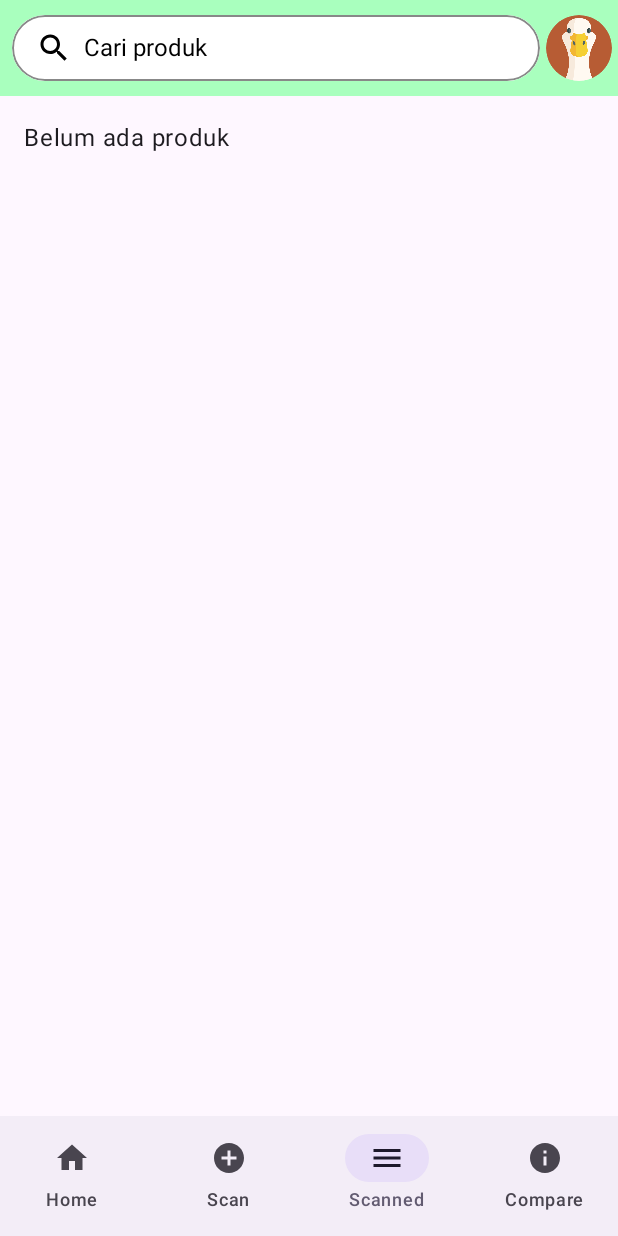
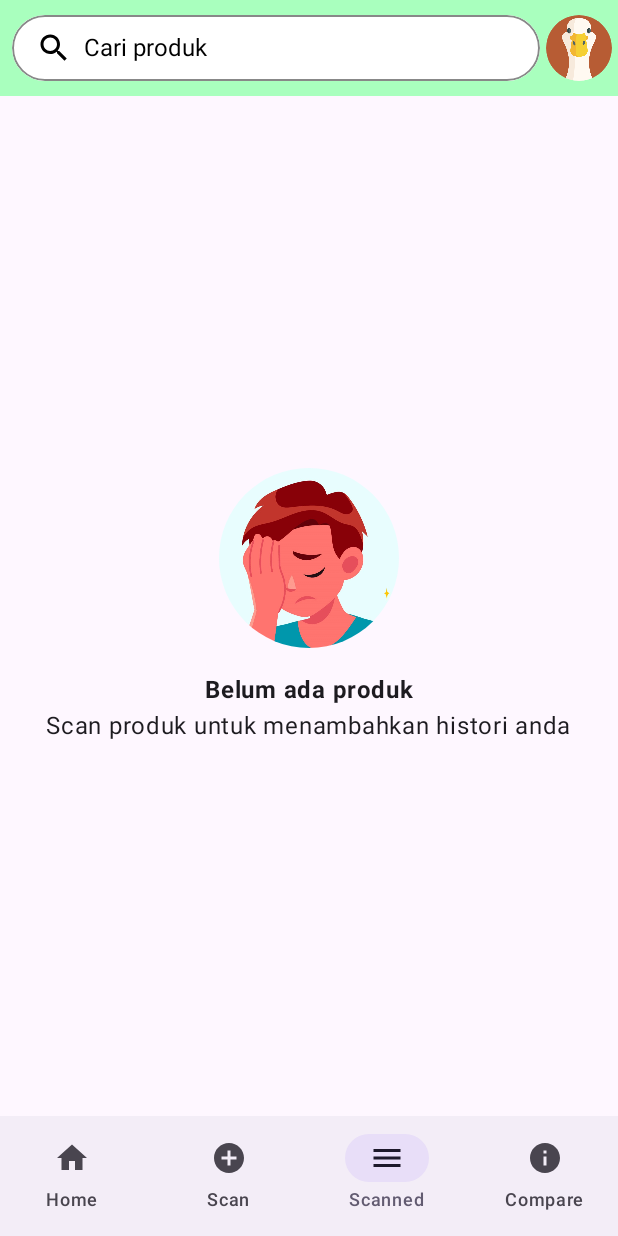
Before and after one commit to adtyfathan/nutralis, an Android app built with Jetpack Compose: the ScannedProductScreen screen opened through its navigation route, on a phone screen of 412 x 824 dp. Run offline under Robolectric (Android 15) with nearby library versions, the phone set to English and light mode, and no system bars; our stand-ins replace Dagger/Hilt's generated code, Firebase (no records; nobody signed in at launch, a user with empty details on screens opened directly).

Commit message:
memperbarui halaman histori

```diff
--- a/app/src/main/java/com/ofa/nutralis/ui/product/ScannedProductScreen.kt
+++ b/app/src/main/java/com/ofa/nutralis/ui/product/ScannedProductScreen.kt
@@ -1,21 +1,34 @@
 package com.ofa.nutralis.ui.product
 
+import androidx.compose.foundation.Image
 import androidx.compose.foundation.layout.Arrangement
 import androidx.compose.foundation.layout.Box
+import androidx.compose.foundation.layout.Column
 import androidx.compose.foundation.layout.PaddingValues
+import androidx.compose.foundation.layout.Row
+import androidx.compose.foundation.layout.Spacer
 import androidx.compose.foundation.layout.fillMaxSize
+import androidx.compose.foundation.layout.height
 import androidx.compose.foundation.layout.padding
+import androidx.compose.foundation.layout.size
 import androidx.compose.foundation.lazy.LazyColumn
+import androidx.compose.foundation.shape.CircleShape
 import androidx.compose.material3.CircularProgressIndicator
 import androidx.compose.material3.Text
 import androidx.compose.runtime.Composable
 import androidx.compose.runtime.LaunchedEffect
 import androidx.compose.runtime.collectAsState
 import androidx.compose.runtime.getValue
+import androidx.compose.ui.Alignment
 import androidx.compose.ui.Modifier
+import androidx.compose.ui.draw.clip
+import androidx.compose.ui.layout.ContentScale
+import androidx.compose.ui.res.painterResource
+import androidx.compose.ui.text.font.FontWeight
 import androidx.compose.ui.unit.dp
 import androidx.hilt.navigation.compose.hiltViewModel
 import androidx.navigation.NavController
+import com.ofa.nutralis.R
 import com.ofa.nutralis.navigation.Screen
 
 @Composable
@@ -39,7 +52,27 @@ fun ScannedProductScreen(
                 CircularProgressIndicator()
             }
             products.isEmpty() -> {
-                Text("Belum ada produk")
+                Column(
+                    modifier = Modifier.fillMaxSize(),
+                    verticalArrangement = Arrangement.Center,
+                    horizontalAlignment = Alignment.CenterHorizontally
+                ) {
+                    Image(
+                        painter = painterResource(id = R.drawable.permission),
+                        contentDescription = "Empty State",
+                        contentScale = ContentScale.Crop,
+                        modifier = Modifier.size(120.dp).clip(CircleShape)
+                    )
+                    Spacer(modifier = Modifier.height(16.dp))
+                    Text(
+                        "Belum ada produk",
+                        fontWeight = FontWeight.Bold,
+                    )
+                    Text(
+                        "Scan produk untuk menambahkan histori anda"
+                    )
+                }
+
             }
             else -> {
                 LazyColumn(
```
